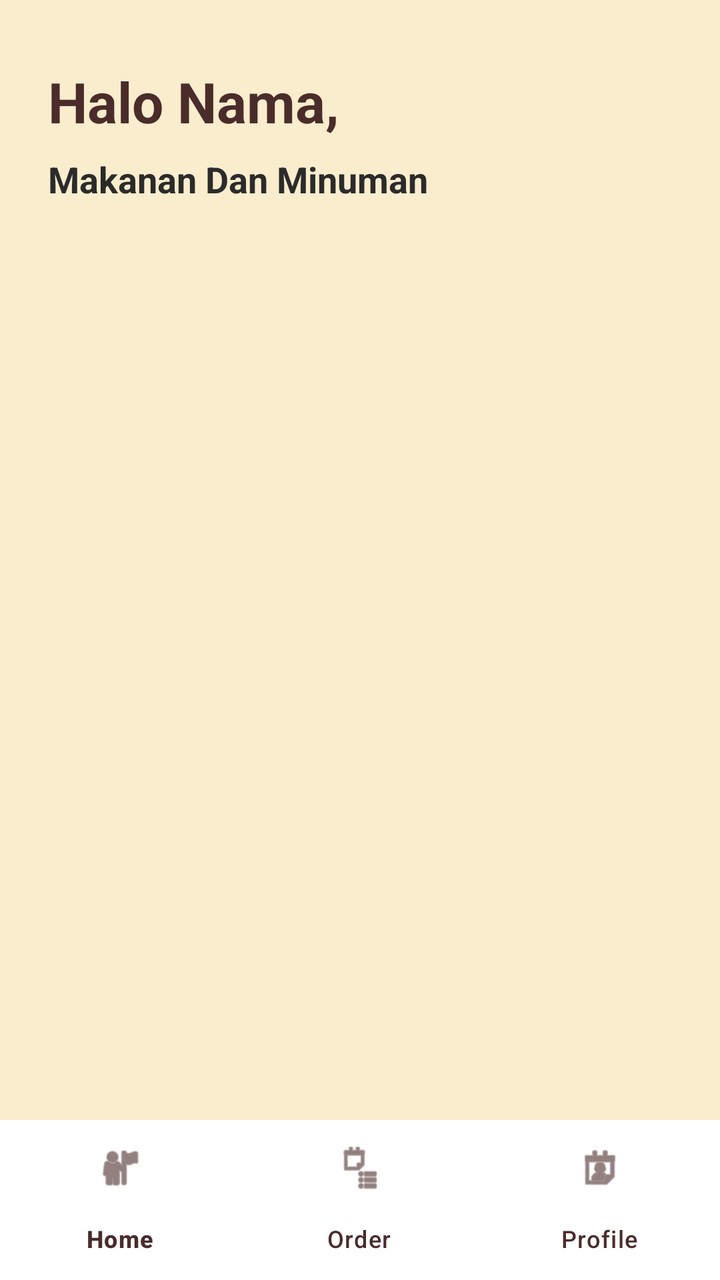
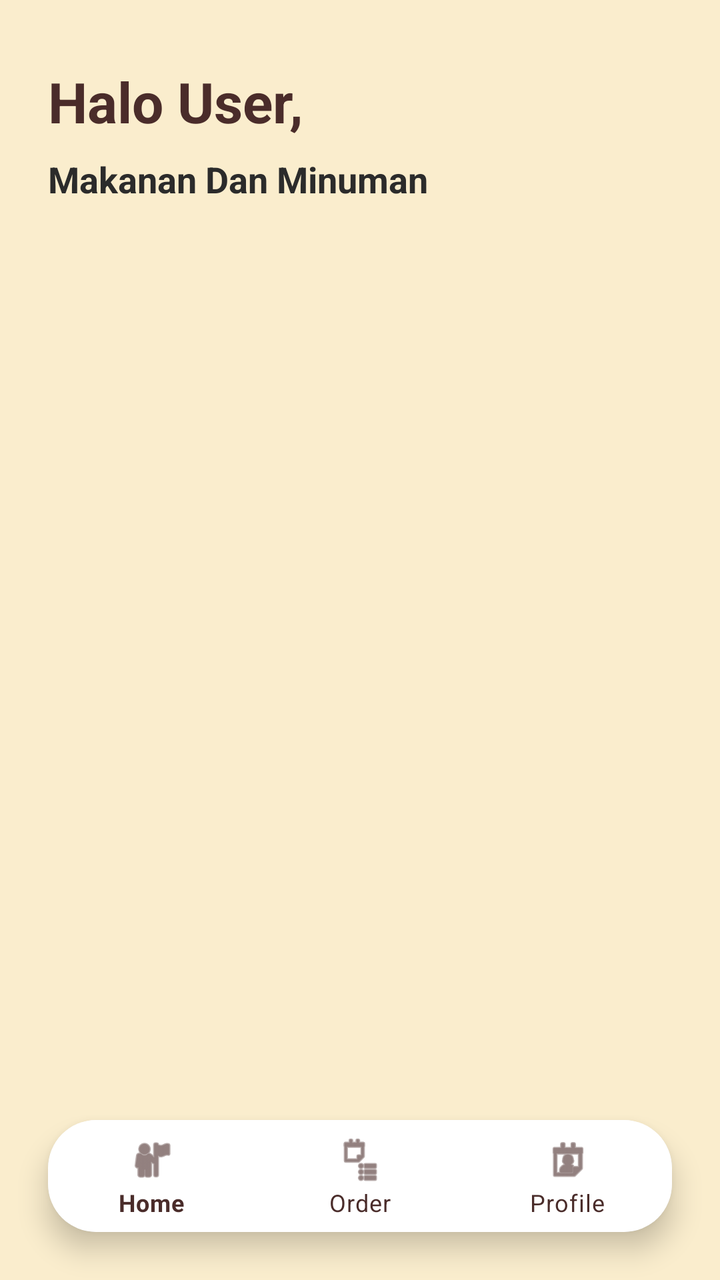

Two renders of the same Android screen: before a commit and after it. Below are the layout's source before the change and the commit's diff.
<!-- AndroidManifest.xml: application theme Theme.KopiDanNyemil -->
<!-- res/layout/activity_main.xml -->
<?xml version="1.0" encoding="utf-8"?>
<androidx.constraintlayout.widget.ConstraintLayout xmlns:android="http://schemas.android.com/apk/res/android"
    xmlns:app="http://schemas.android.com/apk/res-auto"
    xmlns:tools="http://schemas.android.com/tools"
    android:layout_width="match_parent"
    android:layout_height="match_parent"
    android:background="@color/background"
    tools:context=".activities.MainActivity">

    
    <TextView
        android:id="@+id/tvGreeting"
        android:layout_width="wrap_content"
        android:layout_height="wrap_content"
        android:layout_marginStart="24dp"
        android:layout_marginTop="32dp"
        android:text="Halo Nama,"
        android:textColor="@color/primary"
        android:textSize="28sp"
        android:textStyle="bold"
        app:layout_constraintStart_toStartOf="parent"
        app:layout_constraintTop_toTopOf="parent" />

    
    <TextView
        android:id="@+id/tvMenuTitle"
        android:layout_width="wrap_content"
        android:layout_height="wrap_content"
        android:layout_marginStart="24dp"
        android:layout_marginTop="8dp"
        android:text="Makanan Dan Minuman"
        android:textColor="@color/text_primary"
        android:textSize="18sp"
        android:textStyle="bold"
        app:layout_constraintStart_toStartOf="parent"
        app:layout_constraintTop_toBottomOf="@+id/tvGreeting" />

    
    <androidx.recyclerview.widget.RecyclerView
        android:id="@+id/rvMenu"
        android:layout_width="match_parent"
        android:layout_height="0dp"
        android:layout_marginTop="16dp"
        android:clipToPadding="false"
        android:paddingBottom="16dp"
        app:layout_constraintBottom_toBottomOf="parent"
        app:layout_constraintEnd_toEndOf="parent"
        app:layout_constraintStart_toStartOf="parent"
        app:layout_constraintTop_toBottomOf="@+id/tvMenuTitle" />

    <com.google.android.material.bottomnavigation.BottomNavigationView
        android:id="@+id/bottomNavigation"
        android:layout_width="match_parent"
        android:layout_height="wrap_content"
        android:background="@color/surface"
        app:itemIconTint="@color/primary"
        app:itemTextColor="@color/primary"
        app:layout_constraintBottom_toBottomOf="parent"
        app:layout_constraintEnd_toEndOf="parent"
        app:layout_constraintStart_toStartOf="parent"
        app:menu="@menu/bottom_nav_menu" />

</androidx.constraintlayout.widget.ConstraintLayout>
<!-- resources referenced by this layout -->
<resources>
  <color name="background">#FAEDCD</color>
  <color name="primary">#4A2C2A</color>
  <color name="surface">#FFFFFF</color>
  <color name="text_primary">#2B2B2B</color>
  <style name="Theme.KopiDanNyemil" parent="Base.Theme.KopiDanNyemil" />
  <style name="Base.Theme.KopiDanNyemil" parent="Theme.Material3.DayNight.NoActionBar">
          
          
      </style>
</resources>

<!-- the commit's change to res/layout/activity_main.xml (unified diff, before → after) -->
@@ -14,7 +14,7 @@
         android:layout_height="wrap_content"
         android:layout_marginStart="24dp"
         android:layout_marginTop="32dp"
-        android:text="Halo Nama,"
+        android:text="Halo User,"
         android:textColor="@color/primary"
         android:textSize="28sp"
         android:textStyle="bold"
@@ -48,16 +48,30 @@
         app:layout_constraintStart_toStartOf="parent"
         app:layout_constraintTop_toBottomOf="@+id/tvMenuTitle" />
 
-    <com.google.android.material.bottomnavigation.BottomNavigationView
-        android:id="@+id/bottomNavigation"
+    <com.google.android.material.card.MaterialCardView
+        android:id="@+id/navContainer"
         android:layout_width="match_parent"
         android:layout_height="wrap_content"
-        android:background="@color/surface"
-        app:itemIconTint="@color/primary"
-        app:itemTextColor="@color/primary"
+        android:layout_marginHorizontal="24dp"
+        android:layout_marginBottom="24dp"
+        app:cardBackgroundColor="@color/surface"
+        app:cardCornerRadius="24dp"
+        app:cardElevation="8dp"
         app:layout_constraintBottom_toBottomOf="parent"
         app:layout_constraintEnd_toEndOf="parent"
-        app:layout_constraintStart_toStartOf="parent"
-        app:menu="@menu/bottom_nav_menu" />
+        app:layout_constraintStart_toStartOf="parent">
+
+        <com.google.android.material.bottomnavigation.BottomNavigationView
+            android:id="@+id/bottomNavigation"
+            android:layout_width="match_parent"
+            android:layout_height="wrap_content"
+            android:background="@color/surface"
+            app:itemIconTint="@color/primary"
+            app:itemTextColor="@color/primary"
+            app:layout_constraintBottom_toBottomOf="parent"
+            app:layout_constraintEnd_toEndOf="parent"
+            app:layout_constraintStart_toStartOf="parent"
+            app:menu="@menu/bottom_nav_menu" />
+    </com.google.android.material.card.MaterialCardView>
 
 </androidx.constraintlayout.widget.ConstraintLayout>
<!-- resource entries referenced after the edit -->
@@ -5,9 +5,25 @@
   <color name="surface">#FFFFFF</color>
   <color name="text_primary">#2B2B2B</color>
   <style name="Theme.KopiDanNyemil" parent="Base.Theme.KopiDanNyemil" />
-  <style name="Base.Theme.KopiDanNyemil" parent="Theme.Material3.DayNight.NoActionBar">
+  <style name="Base.Theme.KopiDanNyemil" parent="Theme.MaterialComponents.DayNight.NoActionBar">
+  
           
+          <item name="colorPrimary">@color/primary</item>
+          <item name="colorPrimaryVariant">@color/primary</item>
+          <item name="colorOnPrimary">@color/white</item>
+  
+          <item name="colorSecondary">@color/secondary</item>
+          <item name="colorSecondaryVariant">@color/secondary</item>
+          <item name="colorOnSecondary">@color/primary</item>
+  
           
+          <item name="android:statusBarColor">@color/background</item>
+          <item name="android:windowLightStatusBar">true</item>
+  
+          <item name="android:textColorHint">@color/text_secondary</item>
       </style>
+  <color name="white">#FFFFFF</color>
+  <color name="secondary">#D4A373</color>
+  <color name="text_secondary">#7A7A7A</color>
 </resources>
 
